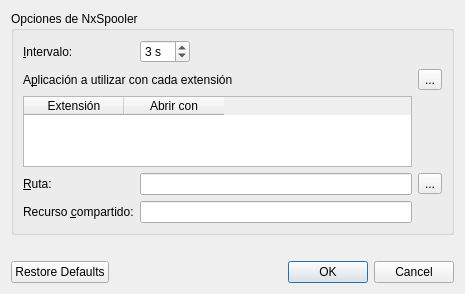
Old version of the form trunk/optionsDialog.ui in the repository BackupTheBerlios/nxspooler-svn.
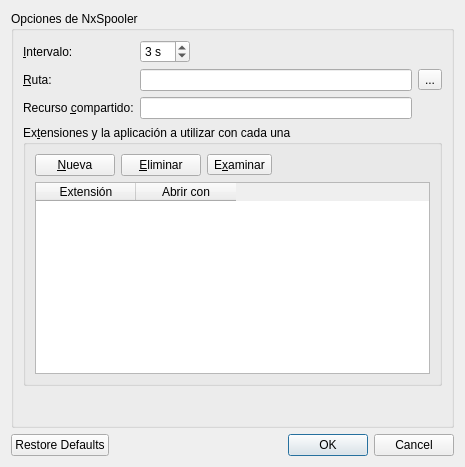
New version of the form. Icons and pictures are not drawn.

Commit message: Agrego botones para agregar y eliminar extensiones. Uso slots autogenerados por el diseñador de Qt-Creator para todos los botones del diálogo de opciones.

The edit to the form file:
```diff
--- a/trunk/optionsDialog.ui
+++ b/trunk/optionsDialog.ui
@@ -10,7 +10,7 @@
     <x>0</x>
     <y>0</y>
     <width>465</width>
-    <height>294</height>
+    <height>467</height>
    </rect>
   </property>
   <property name="windowTitle">
@@ -68,17 +68,7 @@
         </property>
        </widget>
       </item>
-      <item row="1" column="0" colspan="2">
-       <widget class="QLabel" name="label_exts_apps">
-        <property name="text">
-         <string>A&amp;plicación a utilizar con cada extensión</string>
-        </property>
-        <property name="buddy">
-         <cstring>m_exts_apps</cstring>
-        </property>
-       </widget>
-      </item>
-      <item row="4" column="0">
+      <item row="1" column="0">
        <widget class="QLabel" name="label_path">
         <property name="text">
          <string>&amp;Ruta:</string>
@@ -88,7 +78,7 @@
         </property>
        </widget>
       </item>
-      <item row="4" column="1">
+      <item row="1" column="1">
        <widget class="QLineEdit" name="m_path">
         <property name="sizePolicy">
          <sizepolicy hsizetype="MinimumExpanding" vsizetype="Fixed">
@@ -110,7 +100,20 @@
         </property>
        </widget>
       </item>
-      <item row="6" column="0">
+      <item row="1" column="2">
+       <widget class="QToolButton" name="m_find_path">
+        <property name="toolTip">
+         <string>Buscar directorio</string>
+        </property>
+        <property name="whatsThis">
+         <string>Explorar el disco en busca del directorio compartido.</string>
+        </property>
+        <property name="text">
+         <string>...</string>
+        </property>
+       </widget>
+      </item>
+      <item row="2" column="0">
        <widget class="QLabel" name="label_shared">
         <property name="text">
          <string>Recurso &amp;compartido:</string>
@@ -120,7 +123,7 @@
         </property>
        </widget>
       </item>
-      <item row="6" column="1">
+      <item row="2" column="1">
        <widget class="QLineEdit" name="m_shared">
         <property name="sizePolicy">
          <sizepolicy hsizetype="MinimumExpanding" vsizetype="Fixed">
@@ -142,20 +145,43 @@
         </property>
        </widget>
       </item>
-      <item row="4" column="2">
-       <widget class="QToolButton" name="m_find_path">
+      <item row="3" column="0" rowspan="2" colspan="3">
+       <widget class="QGroupBox" name="groupBox_2">
+        <property name="title">
+         <string>Ex&amp;tensiones y la aplicación a utilizar con cada una</string>
+        </property>
+        <layout class="QGridLayout" name="gridLayout_2">
+         <item row="0" column="0">
+          <widget class="QPushButton" name="m_nueva_ext">
         <property name="toolTip">
-         <string>Buscar directorio</string>
+            <string>Nueva extensión</string>
+           </property>
+           <property name="text">
+            <string>&amp;Nueva</string>
+           </property>
+          </widget>
+         </item>
+         <item row="0" column="1">
+          <widget class="QPushButton" name="m_eliminar_ext">
+           <property name="text">
+            <string>&amp;Eliminar</string>
+           </property>
+          </widget>
+         </item>
+         <item row="0" column="2">
+          <widget class="QToolButton" name="m_find_app">
+           <property name="toolTip">
+            <string>Buscar aplicación</string>
         </property>
         <property name="whatsThis">
          <string>Explorar el disco en busca del directorio compartido.</string>
         </property>
         <property name="text">
-         <string>...</string>
+            <string>E&amp;xaminar</string>
         </property>
        </widget>
       </item>
-      <item row="2" column="0" colspan="2">
+         <item row="1" column="0" colspan="4">
        <widget class="QTableWidget" name="m_exts_apps">
         <property name="frameShape">
          <enum>QFrame::StyledPanel</enum>
@@ -193,38 +219,38 @@
         </column>
        </widget>
       </item>
-      <item row="1" column="2">
-       <widget class="QToolButton" name="m_find_app">
-        <property name="toolTip">
-         <string>Buscar aplicación</string>
-        </property>
-        <property name="whatsThis">
-         <string>Explorar el disco en busca de una aplicación.</string>
-        </property>
-        <property name="text">
-         <string>...</string>
-        </property>
-       </widget>
-      </item>
-     </layout>
-    </widget>
-   </item>
-   <item>
-    <spacer name="spacer">
+         <item row="0" column="3">
+          <spacer name="horizontalSpacer">
      <property name="orientation">
-      <enum>Qt::Vertical</enum>
-     </property>
-     <property name="sizeType">
-      <enum>QSizePolicy::MinimumExpanding</enum>
+            <enum>Qt::Horizontal</enum>
      </property>
      <property name="sizeHint" stdset="0">
       <size>
-       <width>0</width>
+             <width>40</width>
        <height>20</height>
       </size>
      </property>
     </spacer>
    </item>
+        </layout>
+       </widget>
+      </item>
+      <item row="5" column="0">
+       <spacer name="verticalSpacer">
+        <property name="orientation">
+         <enum>Qt::Vertical</enum>
+        </property>
+        <property name="sizeHint" stdset="0">
+         <size>
+          <width>20</width>
+          <height>17</height>
+         </size>
+        </property>
+       </spacer>
+      </item>
+     </layout>
+    </widget>
+   </item>
    <item>
     <widget class="QDialogButtonBox" name="m_buttonBox">
      <property name="whatsThis">
```
Left out of the diff: 16 changed lines with no effect on the pictures. Lines whose indentation alone changed are shown as unchanged. The commit also changes 3 other files.
